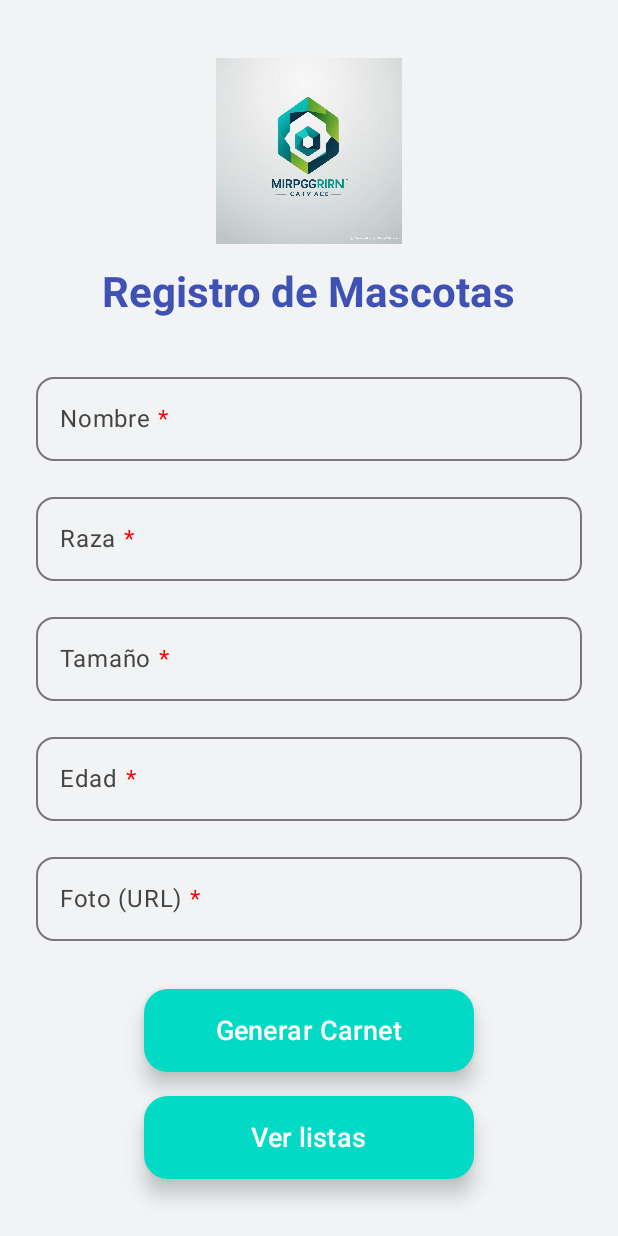
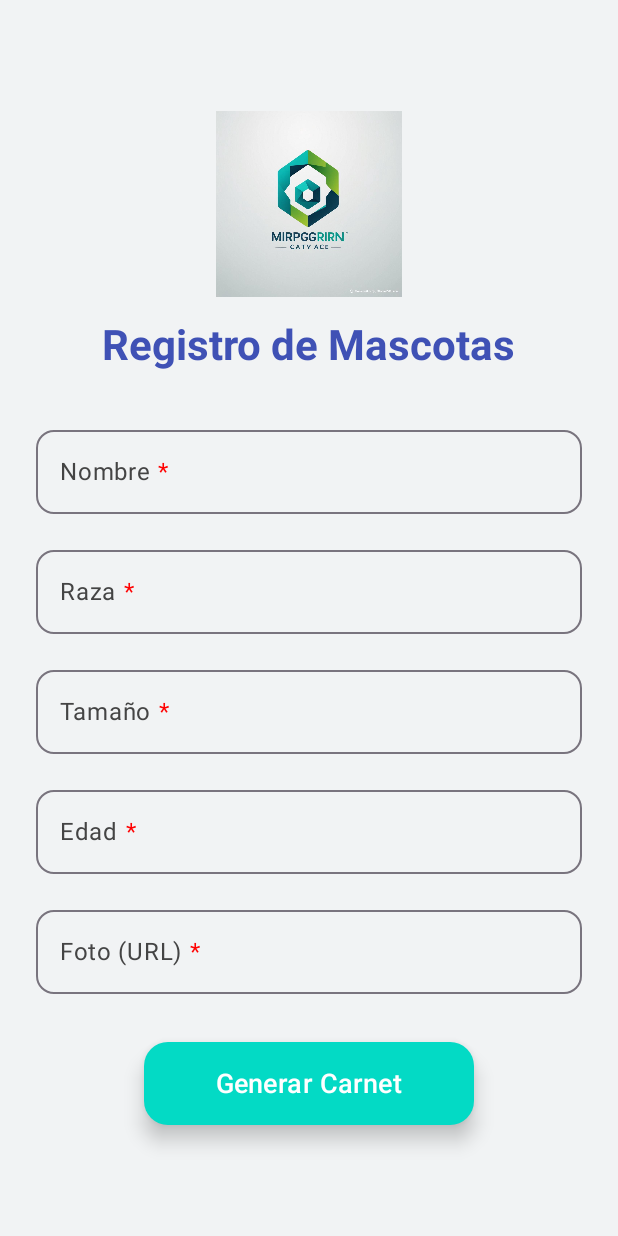
Before and after one commit to JulianSVC/CarnetDeMascotasMejorado, an Android app built with Jetpack Compose: the screen it shows after launch (MainActivity), on a phone screen of 412 x 824 dp. Run offline under Robolectric (Android 15) with nearby library versions, the phone set to English and light mode, and no system bars.

```diff
--- a/app/src/main/java/com/example/mascotas_registro_para_generar_carnet/Screen/ScreenA.kt
+++ b/app/src/main/java/com/example/mascotas_registro_para_generar_carnet/Screen/ScreenA.kt
@@ -112,20 +112,6 @@ fun ScreenA(navController: NavController) {
             Text("Generar Carnet", color = Color.White, fontSize = 18.sp)
         }
 
-        Spacer(modifier = Modifier.height(16.dp))
 
-        Button(
-            onClick = {
-                navController.navigate("screen_b")
-            },
-            modifier = Modifier
-                .width(220.dp)
-                .height(55.dp),
-            colors = ButtonDefaults.buttonColors(containerColor = Color(0xFF03DAC5)),
-            shape = RoundedCornerShape(16.dp),
-            elevation = ButtonDefaults.buttonElevation(8.dp)
-        ) {
-            Text("Ver listas", color = Color.White, fontSize = 18.sp)
-        }
     }
 }
```
Also changed, not shown: 1 other file.
